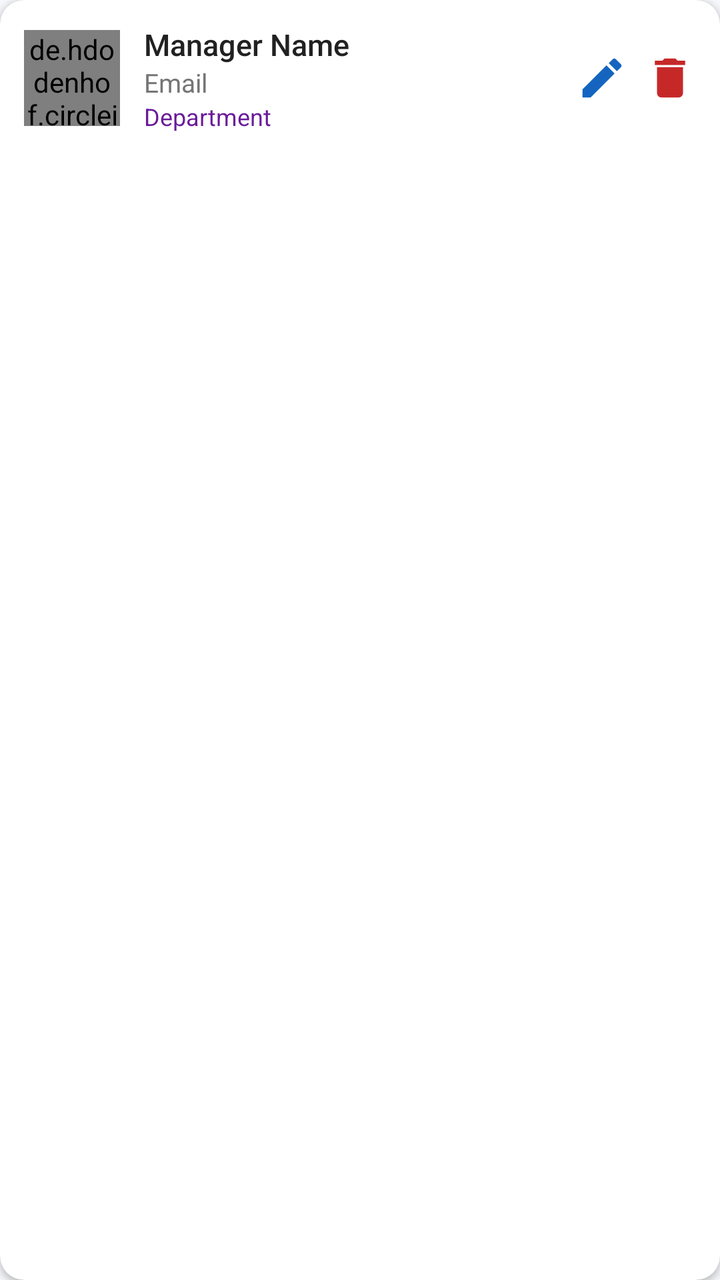
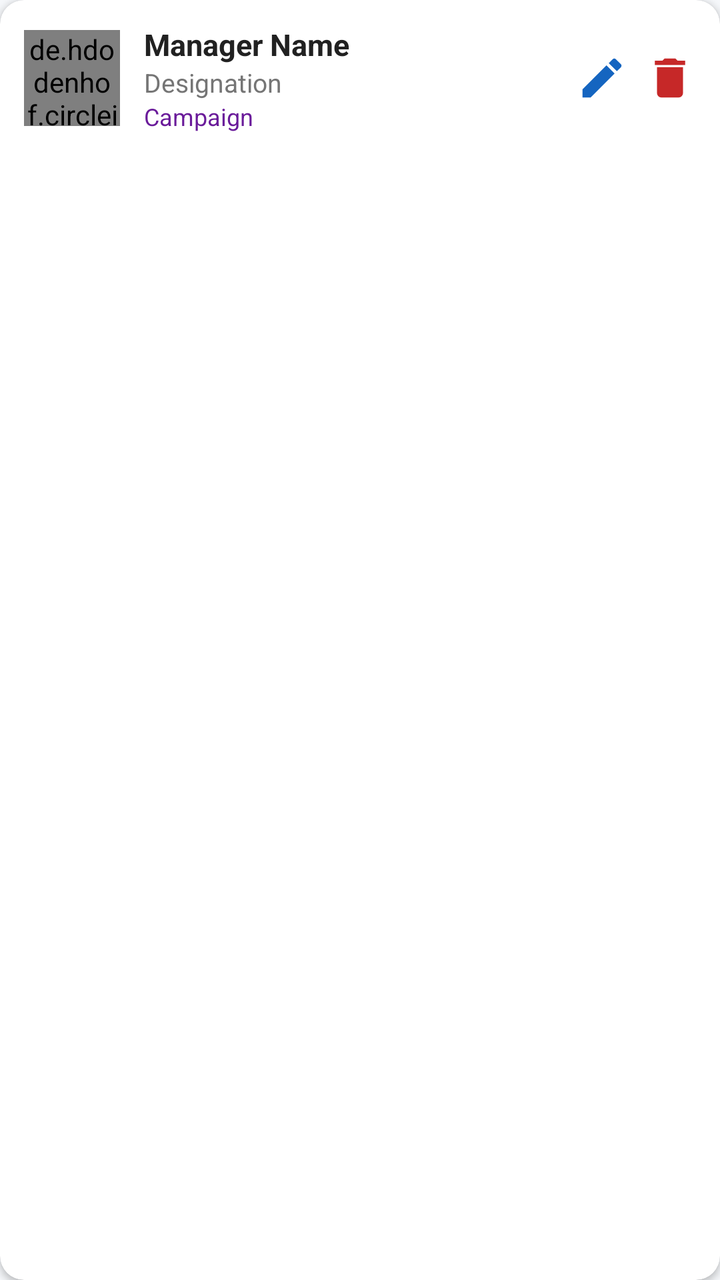

An Android layout rendered at two revisions. The XML below is the earlier revision; the diff shows what the commit changed to produce the second picture.
<!-- AndroidManifest.xml: application theme Theme.WorkVerse -->
<!-- res/layout/item_manager.xml -->
<?xml version="1.0" encoding="utf-8"?>
<androidx.cardview.widget.CardView xmlns:android="http://schemas.android.com/apk/res/android"
    xmlns:app="http://schemas.android.com/apk/res-auto"
    android:layout_width="match_parent" android:layout_height="wrap_content"
    app:cardCornerRadius="12dp" app:cardElevation="2dp" android:layout_margin="6dp">
    <LinearLayout android:layout_width="match_parent" android:layout_height="wrap_content"
        android:orientation="horizontal" android:padding="12dp" android:gravity="center_vertical">
        <de.hdodenhof.circleimageview.CircleImageView android:id="@+id/ivAvatar"
            android:layout_width="48dp" android:layout_height="48dp"
            android:src="@drawable/ic_person" app:civ_border_color="@color/card_purple" app:civ_border_width="1.5dp"/>
        <LinearLayout android:layout_width="0dp" android:layout_height="wrap_content"
            android:layout_weight="1" android:orientation="vertical" android:layout_marginStart="12dp">
            <TextView android:id="@+id/tvName" android:layout_width="wrap_content"
                android:layout_height="wrap_content" android:text="Manager Name"
                android:textColor="@color/text_primary" android:textSize="15sp" android:fontFamily="sans-serif-medium"/>
            <TextView android:id="@+id/tvEmail" android:layout_width="wrap_content"
                android:layout_height="wrap_content" android:text="Email"
                android:textColor="@color/text_secondary" android:textSize="13sp"/>
            <TextView android:id="@+id/tvDepartment" android:layout_width="wrap_content"
                android:layout_height="wrap_content" android:text="Department"
                android:textColor="@color/card_purple" android:textSize="12sp"/>
        </LinearLayout>
        <ImageView android:id="@+id/ivEdit" android:layout_width="26dp" android:layout_height="26dp"
            android:src="@drawable/ic_edit" android:layout_marginEnd="8dp" android:clickable="true" android:focusable="true"/>
        <ImageView android:id="@+id/ivDelete" android:layout_width="26dp" android:layout_height="26dp"
            android:src="@drawable/ic_delete" android:clickable="true" android:focusable="true"/>
    </LinearLayout>
</androidx.cardview.widget.CardView>
<!-- resources referenced by this layout -->
<resources>
  <color name="card_purple">#6A1B9A</color>
  <color name="text_primary">#212121</color>
  <color name="text_secondary">#757575</color>
  <!-- drawable ic_delete (drawable) -->
  <?xml version="1.0" encoding="utf-8"?>
  <vector xmlns:android="http://schemas.android.com/apk/res/android" android:width="24dp" android:height="24dp" android:viewportWidth="24" android:viewportHeight="24">
      <path android:fillColor="#C62828" android:pathData="M19,4H15.5L14.5,3H9.5L8.5,4H5V6H19M6,19A2,2 0 0,0 8,21H16A2,2 0 0,0 18,19V7H6V19Z"/>
  </vector>
  <!-- drawable ic_edit (drawable) -->
  <?xml version="1.0" encoding="utf-8"?>
  <vector xmlns:android="http://schemas.android.com/apk/res/android" android:width="24dp" android:height="24dp" android:viewportWidth="24" android:viewportHeight="24">
      <path android:fillColor="#1565C0" android:pathData="M20.71,7.04C21.1,6.65 21.1,6 20.71,5.63L18.37,3.29C18,2.9 17.35,2.9 16.96,3.29L15.12,5.12L18.87,8.87M3,17.25V21H6.75L17.81,9.93L14.06,6.18L3,17.25Z"/>
  </vector>
  <!-- drawable ic_person (drawable) -->
  <?xml version="1.0" encoding="utf-8"?>
  <vector xmlns:android="http://schemas.android.com/apk/res/android" android:width="24dp" android:height="24dp" android:viewportWidth="24" android:viewportHeight="24">
      <path android:fillColor="#BDBDBD" android:pathData="M12,12A4,4 0 0,0 16,8A4,4 0 0,0 12,4A4,4 0 0,0 8,8A4,4 0 0,0 12,12M12,14C9.33,14 4,15.33 4,18V20H20V18C20,15.33 14.67,14 12,14Z"/>
  </vector>
  <style name="Theme.WorkVerse" parent="Theme.MaterialComponents.Light.NoActionBar">
          <item name="colorPrimary">@color/primary</item>
          <item name="colorPrimaryVariant">@color/primary_dark</item>
          <item name="colorOnPrimary">@color/white</item>
          <item name="colorSecondary">@color/accent</item>
          <item name="android:colorBackground">@color/background</item>
          <item name="android:statusBarColor">@color/primary_dark</item>
      </style>
  <color name="primary">#1565C0</color>
  <color name="primary_dark">#0D47A1</color>
  <color name="white">#FFFFFF</color>
  <color name="accent">#FF8F00</color>
  <color name="background">#F5F7FA</color>
</resources>

<!-- the commit's change to res/layout/item_manager.xml (unified diff, before → after) -->
@@ -1,28 +1,76 @@
 <?xml version="1.0" encoding="utf-8"?>
 <androidx.cardview.widget.CardView xmlns:android="http://schemas.android.com/apk/res/android"
     xmlns:app="http://schemas.android.com/apk/res-auto"
-    android:layout_width="match_parent" android:layout_height="wrap_content"
-    app:cardCornerRadius="12dp" app:cardElevation="2dp" android:layout_margin="6dp">
-    <LinearLayout android:layout_width="match_parent" android:layout_height="wrap_content"
-        android:orientation="horizontal" android:padding="12dp" android:gravity="center_vertical">
-        <de.hdodenhof.circleimageview.CircleImageView android:id="@+id/ivAvatar"
-            android:layout_width="48dp" android:layout_height="48dp"
-            android:src="@drawable/ic_person" app:civ_border_color="@color/card_purple" app:civ_border_width="1.5dp"/>
-        <LinearLayout android:layout_width="0dp" android:layout_height="wrap_content"
-            android:layout_weight="1" android:orientation="vertical" android:layout_marginStart="12dp">
-            <TextView android:id="@+id/tvName" android:layout_width="wrap_content"
-                android:layout_height="wrap_content" android:text="Manager Name"
-                android:textColor="@color/text_primary" android:textSize="15sp" android:fontFamily="sans-serif-medium"/>
-            <TextView android:id="@+id/tvEmail" android:layout_width="wrap_content"
-                android:layout_height="wrap_content" android:text="Email"
-                android:textColor="@color/text_secondary" android:textSize="13sp"/>
-            <TextView android:id="@+id/tvDepartment" android:layout_width="wrap_content"
-                android:layout_height="wrap_content" android:text="Department"
-                android:textColor="@color/card_purple" android:textSize="12sp"/>
+    android:layout_width="match_parent"
+    android:layout_height="wrap_content"
+    app:cardCornerRadius="12dp"
+    app:cardElevation="2dp"
+    android:layout_margin="6dp">
+
+    <LinearLayout
+        android:layout_width="match_parent"
+        android:layout_height="wrap_content"
+        android:orientation="horizontal"
+        android:padding="12dp"
+        android:gravity="center_vertical">
+
+        <de.hdodenhof.circleimageview.CircleImageView
+            android:id="@+id/ivAvatar"
+            android:layout_width="48dp"
+            android:layout_height="48dp"
+            android:src="@drawable/ic_person"
+            app:civ_border_color="@color/card_purple"
+            app:civ_border_width="1dp" />
+
+        <LinearLayout
+            android:layout_width="0dp"
+            android:layout_height="wrap_content"
+            android:layout_weight="1"
+            android:orientation="vertical"
+            android:layout_marginStart="12dp">
+
+            <TextView
+                android:id="@+id/tvName"
+                android:layout_width="wrap_content"
+                android:layout_height="wrap_content"
+                android:text="Manager Name"
+                android:textColor="@color/text_primary"
+                android:textSize="15sp"
+                android:textStyle="bold" />
+
+            <TextView
+                android:id="@+id/tvDesignation"
+                android:layout_width="wrap_content"
+                android:layout_height="wrap_content"
+                android:text="Designation"
+                android:textColor="@color/text_secondary"
+                android:textSize="13sp" />
+
+            <TextView
+                android:id="@+id/tvDepartment"
+                android:layout_width="wrap_content"
+                android:layout_height="wrap_content"
+                android:text="Campaign"
+                android:textColor="@color/card_purple"
+                android:textSize="12sp" />
         </LinearLayout>
-        <ImageView android:id="@+id/ivEdit" android:layout_width="26dp" android:layout_height="26dp"
-            android:src="@drawable/ic_edit" android:layout_marginEnd="8dp" android:clickable="true" android:focusable="true"/>
-        <ImageView android:id="@+id/ivDelete" android:layout_width="26dp" android:layout_height="26dp"
-            android:src="@drawable/ic_delete" android:clickable="true" android:focusable="true"/>
+
+        <ImageView
+            android:id="@+id/btnEdit"
+            android:layout_width="26dp"
+            android:layout_height="26dp"
+            android:src="@drawable/ic_edit"
+            android:layout_marginEnd="8dp"
+            android:clickable="true"
+            android:focusable="true" />
+
+        <ImageView
+            android:id="@+id/btnDelete"
+            android:layout_width="26dp"
+            android:layout_height="26dp"
+            android:src="@drawable/ic_delete"
+            android:clickable="true"
+            android:focusable="true" />
+
     </LinearLayout>
 </androidx.cardview.widget.CardView>
